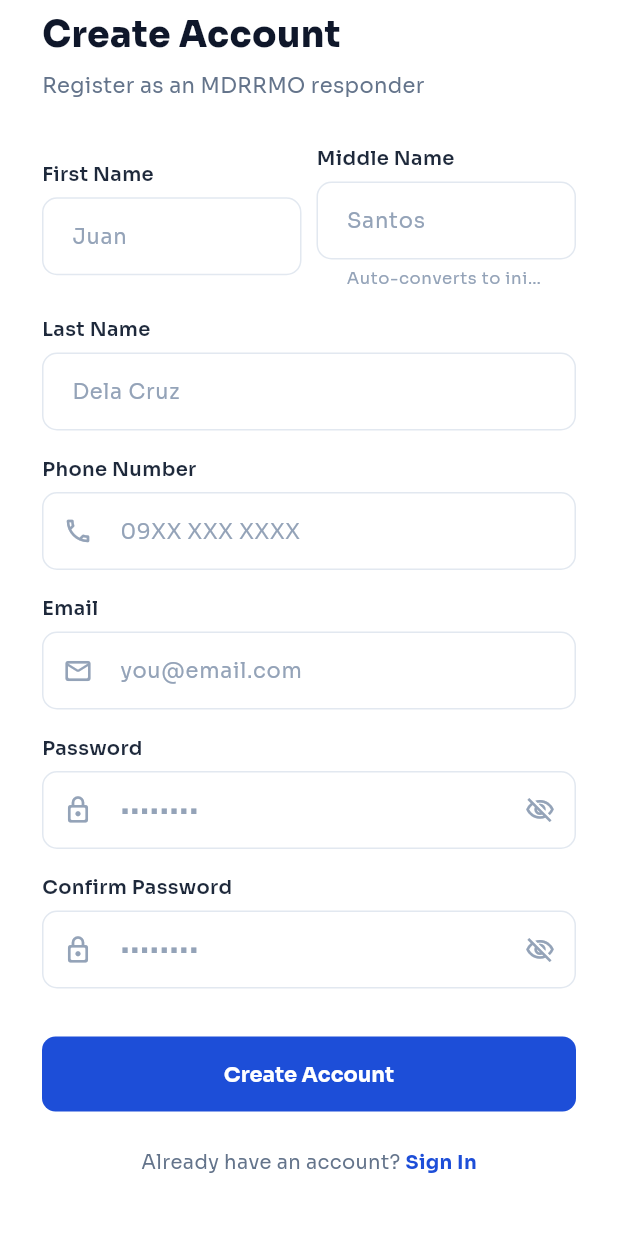
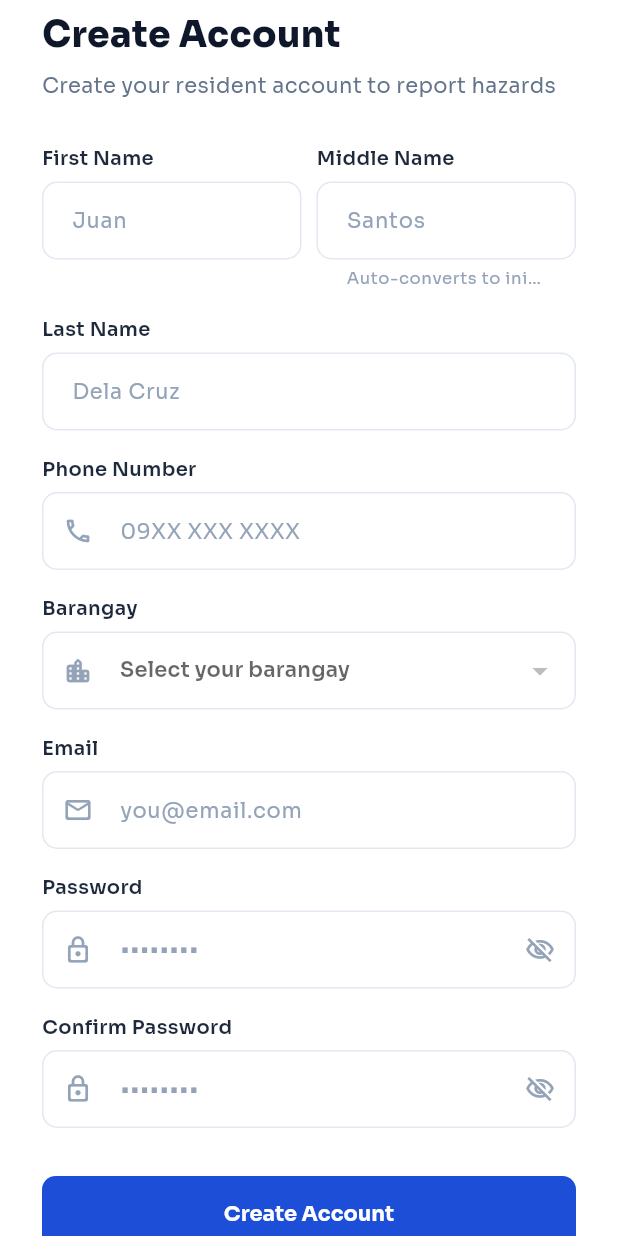
Before and after one commit to earlyabarquez/masid_mobile, a Flutter app: the RegisterScreen screen opened directly, scrolled down 79 dp, on a phone screen of 412 x 824 dp. Run offline on Flutter 3.47's test engine with Material 3 defaults, Android fonts, the light colour scheme and no system bars; our stand-ins replace dio, flutter_local_notifications, flutter_map, geolocator, image_picker, latlong2 and 1 more; missing offline and left inert: cloudinary_public; accounts and stored records are empty; network calls fail.

Commit message:
feat: Implemented the registration for residents

```diff
--- a/lib/screens/auth/register_screen.dart
+++ b/lib/screens/auth/register_screen.dart
@@ -2,6 +2,8 @@ import 'package:flutter/material.dart';
 import '../../config/app_colors.dart';
 import '../../utils/token_storage.dart';
 import '../home/home_shell.dart';
+import '../../services/auth_service.dart';
+import '../../services/barangay_service.dart';
 
 class RegisterScreen extends StatefulWidget {
   const RegisterScreen({super.key});
@@ -22,6 +24,28 @@ class _RegisterScreenState extends State<RegisterScreen> {
   bool _obscurePass = true;
   bool _obscureConfirm = true;
   bool _loading = false;
+
+  final _authService = AuthService();
+  final _barangayService = BarangayService();
+  List<Barangay> _barangays = [];
+  int? _selectedBrgyID;
+
+  @override
+  void initState() {
+    super.initState();
+    _loadBarangays();
+  }
+
+  Future<void> _loadBarangays() async {
+    try {
+      final list = await _barangayService.getBarangays();
+      debugPrint('[Register] Loaded ${list.length} barangays');
+      if (!mounted) return;
+      setState(() => _barangays = list);
+    } catch (e) {
+      debugPrint('[Register] Failed to load barangays: $e');
+    }
+  }
 
   @override
   void dispose() {
@@ -45,35 +69,49 @@ class _RegisterScreenState extends State<RegisterScreen> {
   Future<void> _handleRegister() async {
     if (!_formKey.currentState!.validate()) return;
 
+    // Require a barangay
+    if (_selectedBrgyID == null) {
+      ScaffoldMessenger.of(context).showSnackBar(
+        const SnackBar(content: Text('Please select your barangay')),
+      );
+      return;
+    }
+
     setState(() => _loading = true);
 
-    // Build payload
-    final payload = {
-      'firstName': _firstNameCtrl.text.trim(),
-      'middleInitial': _middleInitial(),
-      'lastName': _lastNameCtrl.text.trim(),
-      'phone': _phoneCtrl.text.trim(),
-      'email': _emailCtrl.text.trim(),
-      'password': _passCtrl.text,
-    };
+    // Auto-generate a username from the email (part before the @).
+    final email = _emailCtrl.text.trim();
+    final username = email.contains('@') ? email.split('@').first : email;
 
-    // TODO: Replace with actual Spring Boot API call
-    // final response = await ApiService.post('/auth/register', payload);
-    await Future.delayed(const Duration(seconds: 1));
-
-    debugPrint('Register payload: $payload');
-
-    // Simulate saving token after registration
-    await TokenStorage.saveToken('temp_jwt_token');
+    final result = await _authService.register(
+      username: username,
+      email: email,
+      password: _passCtrl.text,
+      firstName: _firstNameCtrl.text.trim(),
+      middleInitial: _middleInitial(),
+      lastName: _lastNameCtrl.text.trim(),
+      phone: _phoneCtrl.text.trim(),
+      brgyID: _selectedBrgyID,
+    );
 
     if (!mounted) return;
     setState(() => _loading = false);
 
-    Navigator.pushAndRemoveUntil(
-      context,
-      MaterialPageRoute(builder: (_) => const HomeShell()),
-      (_) => false,
-    );
+    if (result.success) {
+      // Registration logs the resident in (token saved by the service).
+      Navigator.pushAndRemoveUntil(
+        context,
+        MaterialPageRoute(builder: (_) => const HomeShell()),
+        (_) => false,
+      );
+    } else {
+      ScaffoldMessenger.of(context).showSnackBar(
+        SnackBar(
+          content: Text(result.error ?? 'Registration failed'),
+          backgroundColor: AppColors.error,
+        ),
+      );
+    }
   }
 
   @override
@@ -121,7 +159,7 @@ class _RegisterScreenState extends State<RegisterScreen> {
               ),
               const SizedBox(height: 6),
               const Text(
-                'Register as an MDRRMO responder',
+                'Create your resident account to report hazards',
                 style: TextStyle(
                   fontFamily: 'Sora',
                   fontSize: 14,
@@ -139,6 +177,7 @@ class _RegisterScreenState extends State<RegisterScreen> {
                   children: [
                     // ── Name row ──
                     Row(
+                      crossAxisAlignment: CrossAxisAlignment.start,
                       children: [
                         // First name
                         Expanded(
@@ -190,6 +229,53 @@ class _RegisterScreenState extends State<RegisterScreen> {
                         if (v.trim().length < 11) return 'Enter a valid number';
                         return null;
                       },
+                    ),
+
+                    const SizedBox(height: 16),
+
+                    // Barangay (resident's home barangay)
+                    const Text(
+                      'Barangay',
+                      style: TextStyle(
+                        fontFamily: 'Sora',
+                        fontSize: 13,
+                        fontWeight: FontWeight.w600,
+                        color: AppColors.body,
+                      ),
+                    ),
+                    const SizedBox(height: 6),
+                    DropdownButtonFormField<int>(
+                      value: _selectedBrgyID,
+                      isExpanded: true,
+                      decoration: const InputDecoration(
+                        prefixIcon: Icon(
+                          Icons.location_city_rounded,
+                          size: 20,
+                          color: AppColors.label,
+                        ),
+                        hintText: 'Select your barangay',
+                      ),
+                      hint: const Text(
+                        'Select your barangay',
+                        style: TextStyle(fontFamily: 'Sora', fontSize: 14),
+                      ),
+                      items: _barangays
+                          .map(
+                            (b) => DropdownMenuItem<int>(
+                              value: b.id,
+                              child: Text(
+                                b.name,
+                                style: const TextStyle(
+                                  fontFamily: 'Sora',
+                                  fontSize: 14,
+                                ),
+                              ),
+                            ),
+                          )
+                          .toList(),
+                      onChanged: (v) => setState(() => _selectedBrgyID = v),
+                      validator: (v) =>
+                          v == null ? 'Please select your barangay' : null,
                     ),
 
                     const SizedBox(height: 16),
--- a/lib/services/auth_service.dart
+++ b/lib/services/auth_service.dart
@@ -50,7 +50,9 @@ class AuthService {
     required String password,
     required String firstName,
     required String lastName,
-    String? position,
+    String? middleInitial,
+    String? phone,
+    int? brgyID,
   }) async {
     try {
       final res = await _dio.post(
@@ -60,9 +62,12 @@ class AuthService {
           'email': email,
           'password': password,
           'firstName': firstName,
+          'middleInitial': middleInitial ?? '',
           'lastName': lastName,
-          'position': position ?? 'Responder',
-          'roleID': 2, // 2 = Responder
+          'phone': phone ?? '',
+          'position': 'Resident',
+          'roleID': 3, // 3 = Resident (mobile self-registration)
+          'brgyID': brgyID,
         },
       );
 
--- a/lib/services/barangay_service.dart
+++ b/lib/services/barangay_service.dart
@@ -1,21 +1,26 @@
 import '../api/dio_client.dart';
 
+// A barangay (for the registration dropdown)
 class Barangay {
-  final int brgyID;
-  final String brgyName;
+  final int id;
+  final String name;
 
-  Barangay({required this.brgyID, required this.brgyName});
+  Barangay({required this.id, required this.name});
 
   factory Barangay.fromJson(Map<String, dynamic> json) {
-    return Barangay(brgyID: json['brgyID'], brgyName: json['brgyName']);
+    return Barangay(id: json['brgyID'] ?? 0, name: json['brgyName'] ?? '');
   }
 }
 
 class BarangayService {
   final _dio = DioClient.instance;
 
+  // Fetch all barangays (same endpoint the web admin uses)
   Future<List<Barangay>> getBarangays() async {
     final res = await _dio.get('/getBarangays');
-    return (res.data as List).map((j) => Barangay.fromJson(j)).toList();
+    final list = (res.data as List).map((j) => Barangay.fromJson(j)).toList();
+    // Sort alphabetically for the dropdown
+    list.sort((a, b) => a.name.compareTo(b.name));
+    return list;
   }
 }
```
